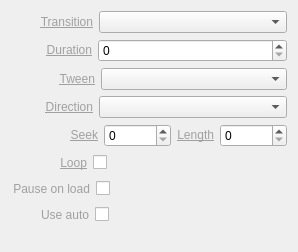
Before: the Qt Designer form trunk/Widgets/Inspector/InspectorMediaWidget.ui in cambell-prince/casparcg-client, drawn with Qt 5.
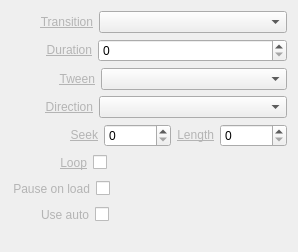
After: the same form once the commit is applied.

Patch:
```diff
--- a/trunk/Widgets/Inspector/InspectorMediaWidget.ui
+++ b/trunk/Widgets/Inspector/InspectorMediaWidget.ui
@@ -38,7 +38,7 @@
      <item>
       <widget class="QLabel" name="labelTransition">
        <property name="text">
-        <string>&lt;a href=&quot;Transition&quot; style=&quot;color: #A0A0A0;&quot;&gt;Transition&lt;/a&gt;</string>
+        <string>&lt;a href=&quot;Transition&quot; style=&quot;color: #B4B4B4;&quot;&gt;Transition&lt;/a&gt;</string>
        </property>
        <property name="alignment">
         <set>Qt::AlignRight|Qt::AlignTrailing|Qt::AlignVCenter</set>
@@ -78,7 +78,7 @@
      <item>
       <widget class="QLabel" name="labelDuration">
        <property name="text">
-        <string>&lt;a href=&quot;Duration&quot; style=&quot;color: #A0A0A0;&quot;&gt;Duration&lt;/a&gt;</string>
+        <string>&lt;a href=&quot;Duration&quot; style=&quot;color: #B4B4B4;&quot;&gt;Duration&lt;/a&gt;</string>
        </property>
        <property name="alignment">
         <set>Qt::AlignRight|Qt::AlignTrailing|Qt::AlignVCenter</set>
@@ -121,7 +121,7 @@
      <item>
       <widget class="QLabel" name="labelTween">
        <property name="text">
-        <string>&lt;a href=&quot;Tween&quot; style=&quot;color: #A0A0A0;&quot;&gt;Tween&lt;/a&gt;</string>
+        <string>&lt;a href=&quot;Tween&quot; style=&quot;color: #B4B4B4;&quot;&gt;Tween&lt;/a&gt;</string>
        </property>
        <property name="alignment">
         <set>Qt::AlignRight|Qt::AlignTrailing|Qt::AlignVCenter</set>
@@ -161,7 +161,7 @@
      <item>
       <widget class="QLabel" name="labelDirection">
        <property name="text">
-        <string>&lt;a href=&quot;Direction&quot; style=&quot;color: #A0A0A0;&quot;&gt;Direction&lt;/a&gt;</string>
+        <string>&lt;a href=&quot;Direction&quot; style=&quot;color: #B4B4B4;&quot;&gt;Direction&lt;/a&gt;</string>
        </property>
        <property name="alignment">
         <set>Qt::AlignRight|Qt::AlignTrailing|Qt::AlignVCenter</set>
@@ -201,7 +201,7 @@
      <item>
       <widget class="QLabel" name="labelSeek">
        <property name="text">
-        <string>&lt;a href=&quot;Seek&quot; style=&quot;color: #A0A0A0;&quot;&gt;Seek&lt;/a&gt;</string>
+        <string>&lt;a href=&quot;Seek&quot; style=&quot;color: #B4B4B4;&quot;&gt;Seek&lt;/a&gt;</string>
        </property>
        <property name="alignment">
         <set>Qt::AlignRight|Qt::AlignTrailing|Qt::AlignVCenter</set>
@@ -224,7 +224,7 @@
      <item>
       <widget class="QLabel" name="labelLength">
        <property name="text">
-        <string>&lt;a href=&quot;Length&quot; style=&quot;color: #A0A0A0;&quot;&gt;Length&lt;/a&gt;</string>
+        <string>&lt;a href=&quot;Length&quot; style=&quot;color: #B4B4B4;&quot;&gt;Length&lt;/a&gt;</string>
        </property>
        <property name="alignment">
         <set>Qt::AlignRight|Qt::AlignTrailing|Qt::AlignVCenter</set>
@@ -267,7 +267,7 @@
      <item>
       <widget class="QLabel" name="labelLoop">
        <property name="text">
-        <string>&lt;a href=&quot;Loop&quot; style=&quot;color: #A0A0A0;&quot;&gt;Loop&lt;/a&gt;</string>
+        <string>&lt;a href=&quot;Loop&quot; style=&quot;color: #B4B4B4;&quot;&gt;Loop&lt;/a&gt;</string>
        </property>
        <property name="alignment">
         <set>Qt::AlignRight|Qt::AlignTrailing|Qt::AlignVCenter</set>
@@ -320,7 +320,7 @@
      <item>
       <widget class="QLabel" name="labelPauseOnLoad">
        <property name="text">
-        <string>&lt;a href=&quot;Pause on load&quot; style=&quot;color: #A0A0A0;&quot;&gt;Pause on load&lt;/a&gt;</string>
+        <string>&lt;a href=&quot;Pause on load&quot; style=&quot;color: #B4B4B4;&quot;&gt;Pause on load&lt;/a&gt;</string>
        </property>
        <property name="alignment">
         <set>Qt::AlignRight|Qt::AlignTrailing|Qt::AlignVCenter</set>
@@ -373,7 +373,7 @@
      <item>
       <widget class="QLabel" name="labelUseAuto">
        <property name="text">
-        <string>&lt;a href=&quot;Use auto&quot; style=&quot;color: #A0A0A0;&quot;&gt;Use auto&lt;/a&gt;</string>
+        <string>&lt;a href=&quot;Use auto&quot; style=&quot;color: #B4B4B4;&quot;&gt;Use auto&lt;/a&gt;</string>
        </property>
        <property name="alignment">
         <set>Qt::AlignRight|Qt::AlignTrailing|Qt::AlignVCenter</set>
```
